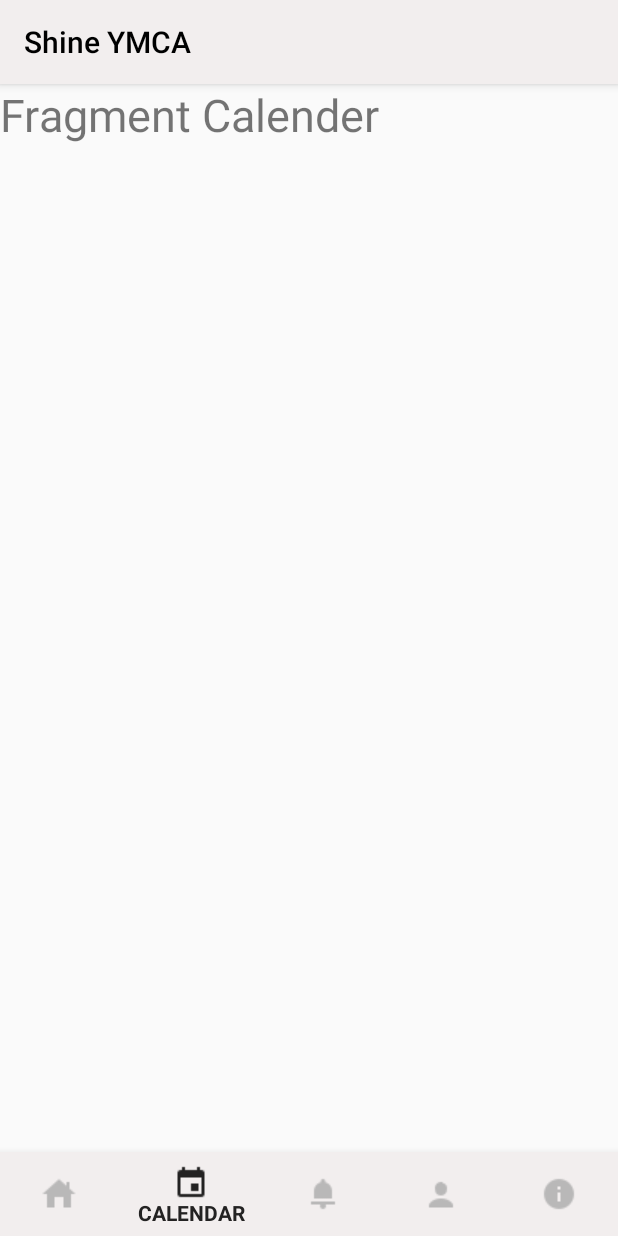
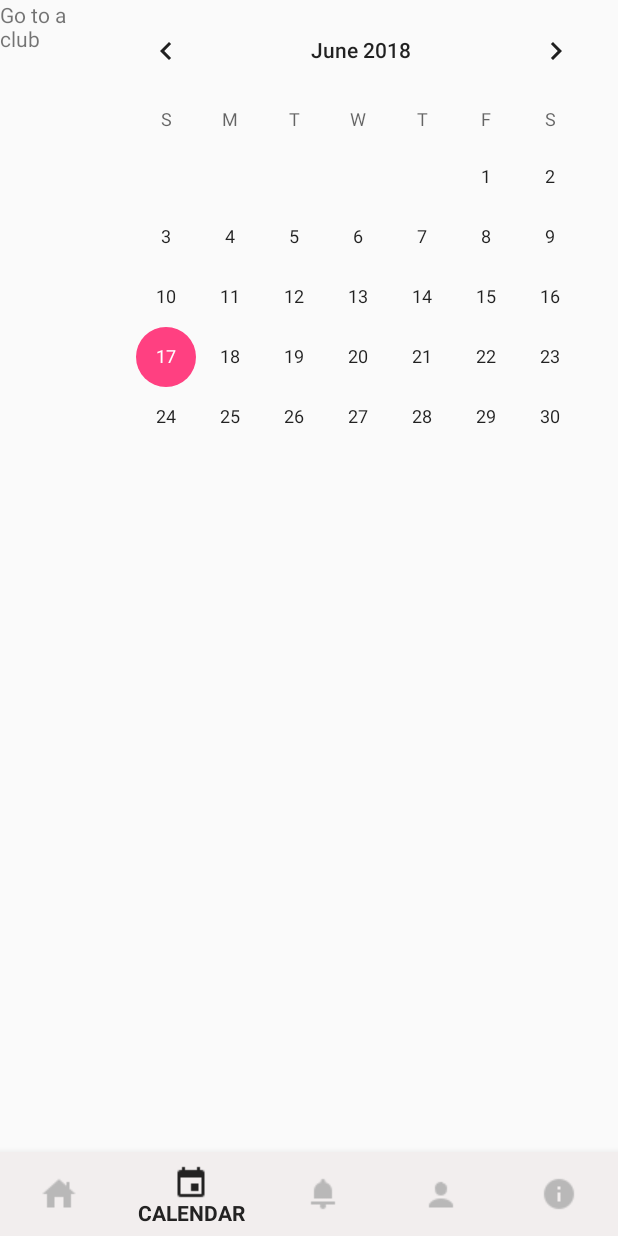
Before and after one commit to Manan-YMCA/FirstCut, an Android app: the screen it shows after launch (BottomNavigator), item 2 of the bottom bar chosen, on a phone screen of 412 x 824 dp. Run offline under Robolectric (Android 15) with nearby library versions, the phone set to English and light mode, and no system bars; our stand-ins replace Firebase (no records; nobody signed in at launch, a user with empty details on screens opened directly); 1 statement that could not run was skipped.

Commit message:
Club and Round activties incompletely added

```diff
--- a/app/src/main/java/com/manan/dev/shineymca/BottomNavigator.java
+++ b/app/src/main/java/com/manan/dev/shineymca/BottomNavigator.java
@@ -29,6 +29,7 @@ public class BottomNavigator extends AppCompatActivity {
     ViewPager UserviewPager;
     private UserTabsPagerAdapter adapter;
     MenuItem prevItem;
+
     @Override
     protected void onCreate(Bundle savedInstanceState) {
         super.onCreate(savedInstanceState);
@@ -36,7 +37,7 @@ public class BottomNavigator extends AppCompatActivity {
         String title = getResources().getString(R.string.app_name);
         SpannableString s = new SpannableString(title);
         s.setSpan(new ForegroundColorSpan(Color.BLACK), 0, title.length(), Spannable.SPAN_EXCLUSIVE_EXCLUSIVE);
-        getSupportActionBar().setTitle(s);
+//        getSupportActionBar().setTitle(s);
         UserviewPager = (ViewPager) findViewById(R.id.user_view_pager);
         navBar = (BottomNavigationView)
                 findViewById(R.id.bottom_navigation);
--- a/app/src/main/java/com/manan/dev/shineymca/Fragments/CalenderFragment.java
+++ b/app/src/main/java/com/manan/dev/shineymca/Fragments/CalenderFragment.java
@@ -1,12 +1,17 @@
 package com.manan.dev.shineymca.Fragments;
 
 import android.app.Fragment;
+import android.content.Intent;
 import android.os.Bundle;
 import android.view.LayoutInflater;
 import android.view.View;
 import android.view.ViewGroup;
+import android.widget.TextView;
 
 import com.manan.dev.shineymca.R;
+import com.manan.dev.shineymca.SingleClubActivity;
+
+import org.w3c.dom.Text;
 
 /**
  * Created by nisha on 6/15/2018.
@@ -14,9 +19,21 @@ import com.manan.dev.shineymca.R;
 
 public class CalenderFragment extends android.support.v4.app.Fragment{
 
+    private TextView textView;
+    private View mView;
+
     @Override
     public View onCreateView(LayoutInflater inflater, ViewGroup container,
                              Bundle savedInstanceState) {
-        return inflater.inflate(R.layout.fragment_calender, container, false);
+
+        mView = inflater.inflate(R.layout.fragment_calender, container, false);
+        textView = (TextView)mView.findViewById(R.id.calendar_club);
+        textView.setOnClickListener(new View.OnClickListener() {
+            @Override
+            public void onClick(View view) {
+                startActivity(new Intent(getContext(), SingleClubActivity.class));
+            }
+        });
+        return mView;
     }
 }
--- a/app/src/main/java/com/manan/dev/shineymca/Fragments/HomeFragment.java
+++ b/app/src/main/java/com/manan/dev/shineymca/Fragments/HomeFragment.java
@@ -2,11 +2,21 @@ package com.manan.dev.shineymca.Fragments;
 
 import android.app.Fragment;
 import android.os.Bundle;
+import android.support.v7.widget.GridLayoutManager;
+import android.support.v7.widget.LinearLayoutManager;
+import android.support.v7.widget.RecyclerView;
 import android.view.LayoutInflater;
 import android.view.View;
 import android.view.ViewGroup;
+import android.widget.TextView;
+import android.widget.Toast;
 
+import com.firebase.ui.database.FirebaseRecyclerAdapter;
+import com.google.firebase.database.FirebaseDatabase;
+import com.manan.dev.shineymca.Club;
 import com.manan.dev.shineymca.R;
+
+import org.w3c.dom.Text;
 
 /**
  * Created by nisha on 6/15/2018.
@@ -14,9 +24,54 @@ import com.manan.dev.shineymca.R;
 
 public class HomeFragment extends android.support.v4.app.Fragment {
 
+    private RecyclerView mClubList;
+    private View mView;
+
     @Override
     public View onCreateView(LayoutInflater inflater, ViewGroup container,
                              Bundle savedInstanceState) {
-        return inflater.inflate(R.layout.fragment_home, container, false);
+        mView = inflater.inflate(R.layout.fragment_home, container, false);
+        mClubList = (RecyclerView)mView.findViewById(R.id.home_club_list);
+        mClubList.setHasFixedSize(true);
+//        mClubList.setLayoutManager(new GridLayoutManager(getContext(), 2));
+        mClubList.setLayoutManager(new LinearLayoutManager(getContext()));
+        return mView;
+    }
+
+    @Override
+    public void onStart() {
+        super.onStart();
+
+        FirebaseRecyclerAdapter<Club, ClubViewHolder> firebaseRecyclerAdapter = new FirebaseRecyclerAdapter<Club, ClubViewHolder>(
+                Club.class,
+                R.layout.single_club_layout,
+                ClubViewHolder.class,
+                FirebaseDatabase.getInstance().getReference().child("Clubs")
+        ) {
+            @Override
+            protected void populateViewHolder(ClubViewHolder viewHolder, Club model, int position) {
+
+                Toast.makeText(getContext(), "Club: "+ model.getName(), Toast.LENGTH_SHORT).show();
+                viewHolder.setName(model.getName());
+
+            }
+        };
+        mClubList.setAdapter(firebaseRecyclerAdapter);
+    }
+
+    public static class ClubViewHolder extends RecyclerView.ViewHolder{
+
+        View mView;
+
+        public ClubViewHolder(View itemView) {
+            super(itemView);
+            mView = itemView;
+        }
+
+        public void setName(String name){
+            Toast.makeText(mView.getContext(), "Entered", Toast.LENGTH_SHORT).show();
+            TextView textView = mView.findViewById(R.id.single_club_name);
+            textView.setText(name);
+        }
     }
 }
--- a/app/src/main/res/layout/fragment_calender.xml
+++ b/app/src/main/res/layout/fragment_calender.xml
@@ -2,11 +2,19 @@
 <LinearLayout xmlns:android="http://schemas.android.com/apk/res/android"
     android:layout_width="match_parent"
     android:layout_height="match_parent">
+
     <TextView
+        android:id="@+id/calendar_club"
         android:layout_width="wrap_content"
         android:layout_height="wrap_content"
-        android:layout_centerHorizontal="true"
-        android:text="Fragment Calender"
-        android:textSize="30sp"/>
+        android:layout_weight="1"
+        android:text="Go to a club" />
+
+    <CalendarView
+        android:id="@+id/calendarView"
+        android:layout_width="wrap_content"
+        android:layout_height="wrap_content"
+        android:layout_weight="1" />
+
 
 </LinearLayout>
--- a/app/src/main/res/values/styles.xml
+++ b/app/src/main/res/values/styles.xml
@@ -1,15 +1,16 @@
 <resources xmlns:tools="http://schemas.android.com/tools">
 
     <!-- Base application theme. -->
-    <style name="AppTheme" parent="Theme.AppCompat.Light.DarkActionBar">
+    <style name="AppTheme" parent="Theme.AppCompat.Light.NoActionBar">
         <!-- Customize your theme here. -->
         <item name="colorPrimary">@color/colorPrimary</item>
         <item name="colorPrimaryDark">@color/colorPrimaryDark</item>
         <item name="colorAccent">@color/colorAccent</item>
     </style>
 
-    <style name="UserHomePage" parent="Base.Theme.AppCompat.Light.DarkActionBar">
-        <item name="colorPrimary">#f2eeee</item>
+    <!--<style name="UserHomePage" parent="Base.Theme.AppCompat.Light.DarkActionBar">-->
+    <style name="UserHomePage" parent="Theme.AppCompat.Light.NoActionBar">
+    <item name="colorPrimary">#f2eeee</item>
         <item name="colorPrimaryDark">#000000</item>
         <item name="colorAccent">@color/colorAccent</item>
         <item name="android:navigationBarColor">#5fff</item>
--- a/build.gradle
+++ b/build.gradle
@@ -12,6 +12,7 @@ buildscript {
 
         // NOTE: Do not place your application dependencies here; they belong
         // in the individual module build.gradle files
+        classpath 'com.google.gms:google-services:3.1.1'
     }
 }
 
```
Also changed, not shown: app/build.gradle (+7 -0 lines), app/src/main/AndroidManifest.xml (+5 -4 lines), app/src/main/java/com/manan/dev/shineymca/Club.java (added, +30 -0 lines), app/src/main/java/com/manan/dev/shineymca/RoundActivity.java (added, +13 -0 lines), app/src/main/java/com/manan/dev/shineymca/RoundStatus.java (added, +21 -0 lines), app/src/main/java/com/manan/dev/shineymca/SingleClubActivity.java (added, +96 -0 lines), app/src/main/res/layout/activity_main.xml (+8 -0 lines), app/src/main/res/layout/activity_round.xml (added, +64 -0 lines), app/src/main/res/layout/activity_single_club.xml (added, +43 -0 lines), app/src/main/res/layout/fragment_home.xml (+11 -4 lines), app/src/main/res/layout/round_circle_layout.xml (added, +13 -0 lines), app/src/main/res/layout/single_club_layout.xml (added, +24 -0 lines).
